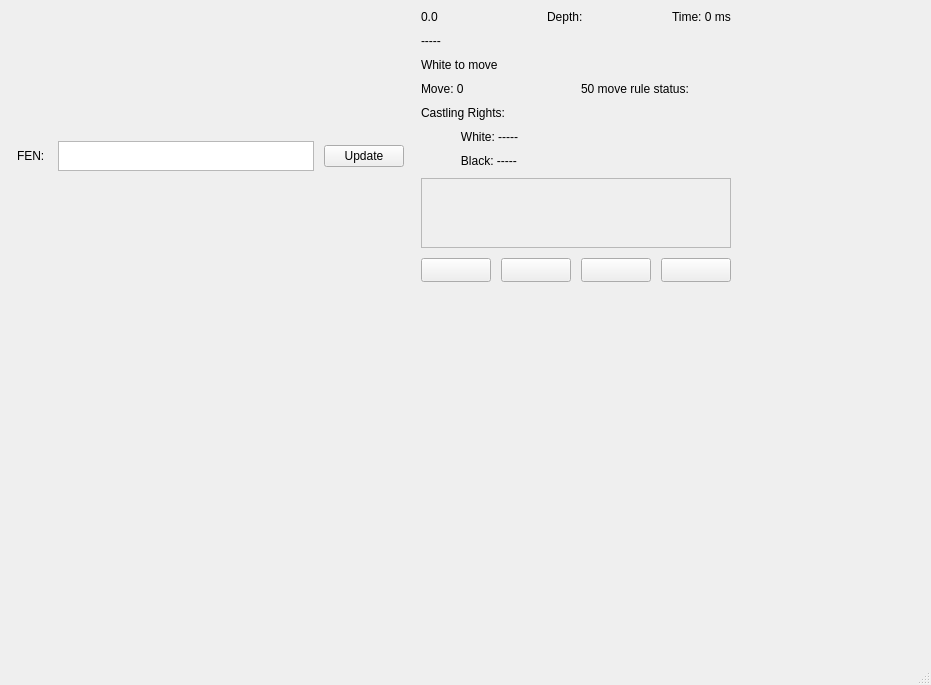
szymon-majewski/Duck-Chess, file gui/DuckChessGUI/mainwindow.ui: the form before one commit.
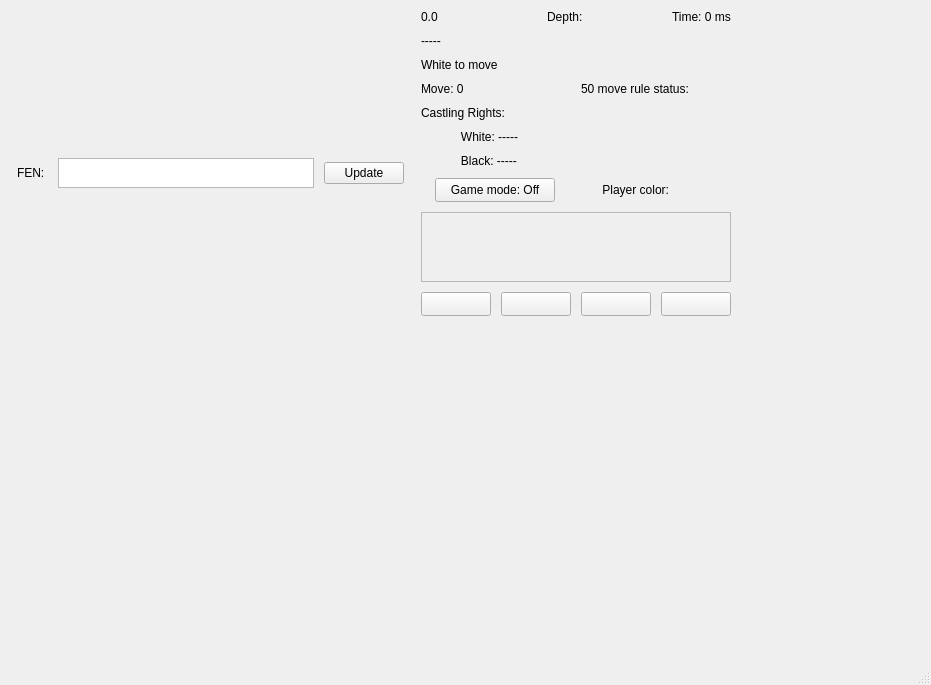
The form after the commit.

Commit message: Game mode implemented.

What changed in the file:
```diff
--- a/gui/DuckChessGUI/mainwindow.ui
+++ b/gui/DuckChessGUI/mainwindow.ui
@@ -208,10 +208,68 @@
            </property>
           </widget>
          </item>
+         <item>
+          <layout class="QHBoxLayout" name="gameModePanel" stretch="1,1,0">
+           <item>
+            <widget class="QPushButton" name="gameModeBtn">
+             <property name="minimumSize">
+              <size>
+               <width>24</width>
+               <height>24</height>
+              </size>
+             </property>
+             <property name="maximumSize">
+              <size>
+               <width>120</width>
+               <height>24</height>
+              </size>
+             </property>
+             <property name="text">
+              <string>Game mode: Off</string>
+             </property>
+            </widget>
+           </item>
+           <item>
+            <widget class="QLabel" name="playerColorStringLabel">
+             <property name="maximumSize">
+              <size>
+               <width>90</width>
+               <height>16777215</height>
+              </size>
+             </property>
+             <property name="text">
+              <string>Player color:</string>
+             </property>
+             <property name="alignment">
+              <set>Qt::AlignRight|Qt::AlignTrailing|Qt::AlignVCenter</set>
+             </property>
+            </widget>
+           </item>
+           <item>
+            <widget class="QLabel" name="playerColorLabel">
+             <property name="maximumSize">
+              <size>
+               <width>24</width>
+               <height>24</height>
+              </size>
+             </property>
+             <property name="text">
+              <string/>
+             </property>
+             <property name="alignment">
+              <set>Qt::AlignRight|Qt::AlignTrailing|Qt::AlignVCenter</set>
+             </property>
+            </widget>
+           </item>
+          </layout>
+         </item>
         </layout>
        </item>
        <item>
         <widget class="QScrollArea" name="movesScrollArea">
+         <property name="styleSheet">
+          <string notr="true"/>
+         </property>
          <property name="widgetResizable">
           <bool>true</bool>
          </property>
@@ -221,7 +279,7 @@
             <x>0</x>
             <y>0</y>
             <width>436</width>
-            <height>440</height>
+            <height>374</height>
            </rect>
           </property>
          </widget>
```
Left out of the diff: 2 changed lines with no effect on the pictures. The commit also changes 3 other files.
